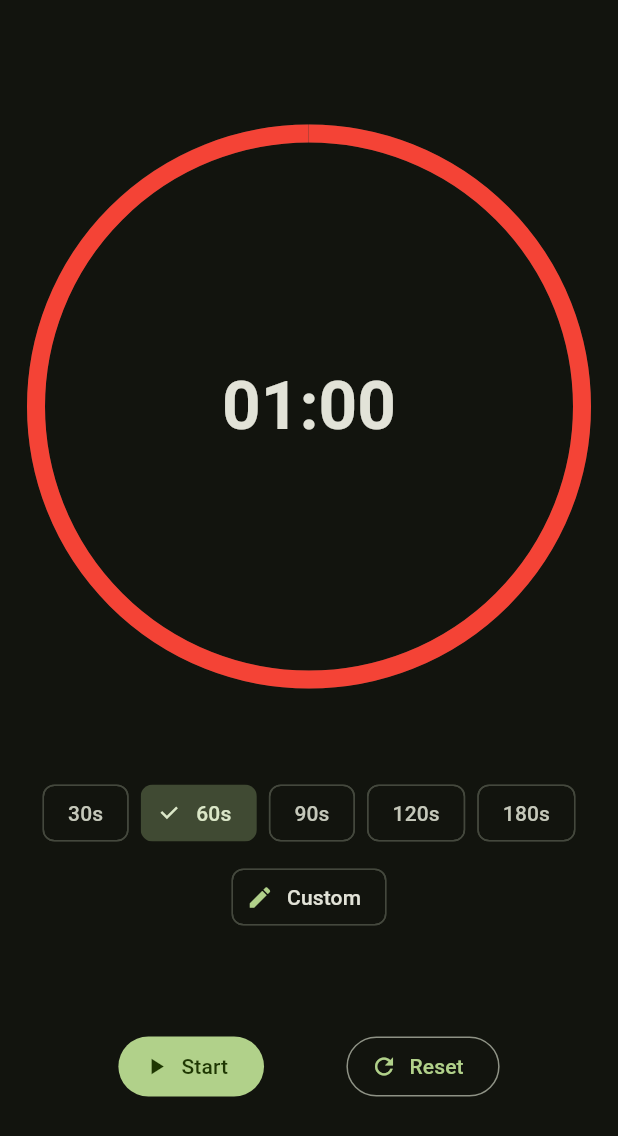
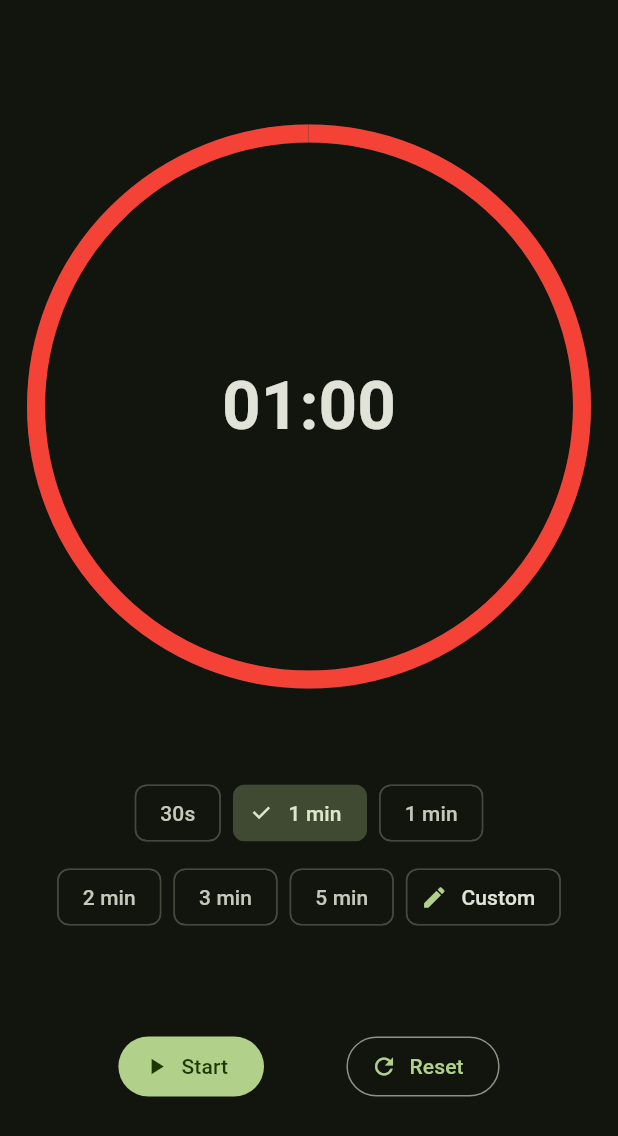
Before and after one commit to Lukk17/workout_log, a Flutter app: the TimerPage widget shown alone on an empty page, opened directly, on a phone screen of 412 x 824 dp. Shown: the top 1136 px of the screen. Run offline on Flutter 3.47's test engine with Material 3 defaults, Android fonts, the phone set to English and light mode, and no system bars; our stand-ins replace flutter_local_notifications, flutter_riverpod, flutter_slidable, freezed_annotation, shared_preferences, sqflite and 1 more; accounts and stored records are empty.

Commit message:
feat(timer): auto-reset on alarm dismiss + two-row preset chips, add 5 min
When the user taps Done on the alarm dialog the countdown now snaps
back to the selected duration instead of staying at 00:00 — the timer
is ready for the next set in one tap (Start) instead of two
(Reset, Start).

Preset chip layout reorganized:
- Row 1: 30s, 60s, 90s (sub-minute rest between heavy sets)
- Row 2: 2 min, 3 min, 5 min, Custom (longer rests / circuit breaks)

The minute presets now read "2 min" / "3 min" / "5 min" instead of
"120s" / "180s" — easier to parse at a glance. Added 5 min as a new
preset; the value still round-trips through the persisted
timer_preset_seconds (300 s) so a 5 min pick survives across launches
just like the others.

Internal: extracted `_presetLabel(seconds)` helper that formats
sub-minute counts as "Ns" and minute-scale counts as "N min".

```diff
--- a/lib/presentation/pages/timer_page.dart
+++ b/lib/presentation/pages/timer_page.dart
@@ -27,8 +27,18 @@ class _TimerPageState extends ConsumerState<TimerPage>
   @override
   bool get wantKeepAlive => true;
 
-  /// Common rest-between-sets durations, in seconds.
-  static const List<int> _presets = [30, 60, 90, 120, 180];
+  /// Sub-minute presets — top row.
+  static const List<int> _shortPresets = [30, 60, 90];
+
+  /// Multi-minute presets — bottom row.
+  static const List<int> _longPresets = [120, 180, 300];
+
+  /// Format a preset count for a chip label: under a minute -> "Ns",
+  /// otherwise "N min".
+  static String _presetLabel(int seconds) {
+    if (seconds < 60) return '${seconds}s';
+    return '${seconds ~/ 60} min';
+  }
 
   /// Local UI state — initialized from [timerPresetProvider] on first
   /// build (see `_syncFromPreset`), then kept in sync so the displayed
@@ -138,8 +148,12 @@ class _TimerPageState extends ConsumerState<TimerPage>
         ],
       ),
     );
-    // Dismiss the notification once the user acknowledges in-app.
+    // Dismiss the notification once the user acknowledges in-app, then
+    // reset the countdown to the selected duration so the chip + MM:SS
+    // are ready for the next set.
     await alarm.cancel();
+    if (!mounted) return;
+    setState(() => _remaining = _selected);
   }
 
   Future<void> _pickCustom() async {
@@ -202,15 +216,31 @@ class _TimerPageState extends ConsumerState<TimerPage>
             ),
           ),
 
-          // Preset chips
+          // Preset chips — two rows: sub-minute on top, multi-minute
+          // (with the Custom button) below.
+          Column(
+            mainAxisSize: MainAxisSize.min,
+            children: <Widget>[
               Wrap(
                 spacing: 8,
-            runSpacing: 8,
                 alignment: WrapAlignment.center,
                 children: <Widget>[
-              for (final secs in _presets)
+                  for (final secs in _shortPresets)
                     ChoiceChip(
-                  label: Text('${secs}s'),
+                      label: Text(_presetLabel(secs)),
+                      selected: _selected.inSeconds == secs,
+                      onSelected: _running ? null : (_) => _pickPreset(secs),
+                    ),
+                ],
+              ),
+              const SizedBox(height: 8),
+              Wrap(
+                spacing: 8,
+                alignment: WrapAlignment.center,
+                children: <Widget>[
+                  for (final secs in _longPresets)
+                    ChoiceChip(
+                      label: Text(_presetLabel(secs)),
                       selected: _selected.inSeconds == secs,
                       onSelected: _running ? null : (_) => _pickPreset(secs),
                     ),
@@ -218,6 +248,8 @@ class _TimerPageState extends ConsumerState<TimerPage>
                     label: const Text('Custom'),
                     avatar: const Icon(Icons.edit, size: 18),
                     onPressed: _running ? null : _pickCustom,
+                  ),
+                ],
               ),
             ],
           ),
```
Lines whose indentation alone changed are shown as unchanged.
